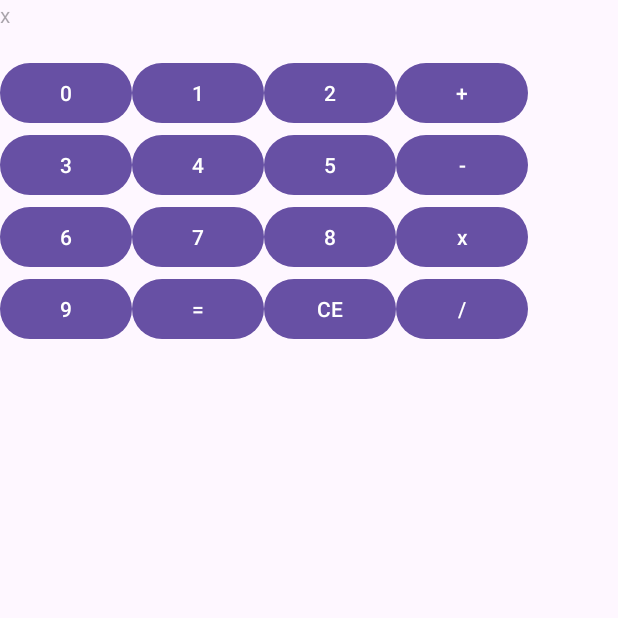
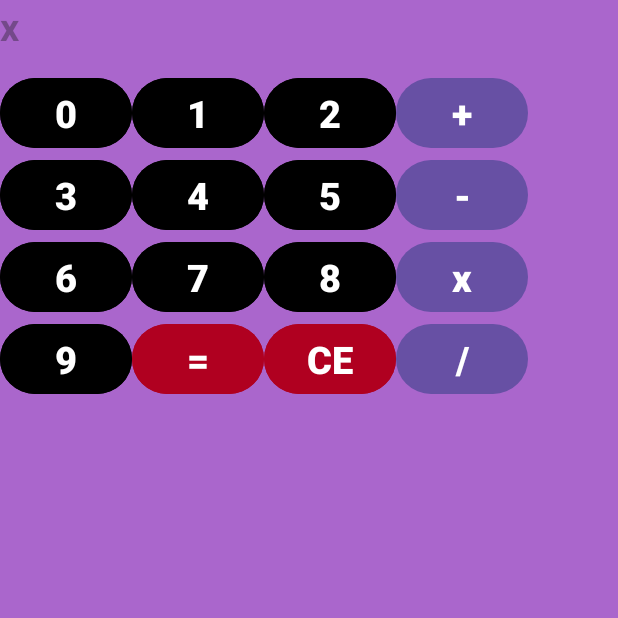
Before and after one commit to Aneli64/Calculadora, an Android app: the screen it shows after launch (MainActivity), after a tap on an icon or button, on a phone screen of 412 x 824 dp, the top half of it. Run offline under Robolectric (Android 15) with nearby library versions, the phone set to English and light mode, and no system bars.

Commit message:
ultimos cambios, falta apenas el Kdoc y poco mas

```diff
--- a/app/src/main/java/com/example/calculadora/Calculo.kt
+++ b/app/src/main/java/com/example/calculadora/Calculo.kt
@@ -1,6 +1,6 @@
 package com.example.calculadora
 
-class Calculo() {
+class Calculo {
     private var resultado = 0.0F
 
     private fun sumar(num1: Float, num2: Float) = num1 + num2
@@ -8,7 +8,7 @@ class Calculo() {
     private fun multiplicar(num1: Float, num2: Float) = num1 * num2
     private fun dividir(num1: Float, num2: Float) = num1 / num2
 
-    fun doOperation(num1: Float, operacion: String, num2: Float): Float {
+    private fun Operation(num1: Float, operacion: String, num2: Float): Float {
         when (operacion) {
             "+" -> resultado = sumar(num1, num2)
             "-" -> resultado = restar(num1, num2)
@@ -17,4 +17,10 @@ class Calculo() {
         }
         return resultado
     }
+
+    //Hacemos la operacion, haciendo uso de split (obtenemos unicamente los numeros), y con la private fun Operation realizamos la operacion
+    fun doOperation(valores: String, tipoOp: String): Float {
+        val op = valores.split("+", "-", "x", "/", "=")
+        return Operation(op[0].toFloat(), tipoOp, op[1].toFloat())
+    }
 }
--- /dev/null
+++ b/app/src/main/java/com/example/calculadora/Error.kt
@@ -0,0 +1,16 @@
+package com.example.calculadora
+class Error {
+    companion object {
+        fun excepFormato(valores: String): Boolean {
+            //utilizamos una Regex para verificar el formato -> numero,operador,numero
+            val operRegul = "\\d+[-+x/]\\d+".toRegex()
+            //comprobamos 1- Si esta vacío || 2- Si cumple con nuestro formato
+            //en el caso de que no se cumplan, nos devuelve un Boolean que utilizaremos para soltar la excepcion
+            when {
+                valores.isEmpty() -> return true
+                !operRegul.containsMatchIn(valores) -> return true
+            }
+            return false
+        }
+    }
+}
--- a/app/src/main/java/com/example/calculadora/MainActivity.kt
+++ b/app/src/main/java/com/example/calculadora/MainActivity.kt
@@ -4,11 +4,21 @@ import androidx.appcompat.app.AppCompatActivity
 import android.os.Bundle
 import android.widget.Button
 import android.widget.TextView
+import android.content.Context
+import android.widget.Toast
 
 class MainActivity : AppCompatActivity() {
     override fun onCreate(savedInstanceState: Bundle?) {
         super.onCreate(savedInstanceState)
         setContentView(R.layout.activity_main)
+
+        //Toast que nos proporciona un mensaje ante error general
+        val contexto: Context = this
+        val mens = "Debe introducir 2 números y una operación " +
+                "para mostrar un resultado."
+        val durac = Toast.LENGTH_LONG
+        val tErrorGeneral = Toast.makeText(contexto, mens, durac)
+
 
         //Numeros
         val boton0 = findViewById<Button>(R.id.boton0)
@@ -40,36 +50,71 @@ class MainActivity : AppCompatActivity() {
         val texto = findViewById<TextView>(R.id.texto)
 
         val calc = Calculo()
-        var cifrasLinea = ""
+        var valores = ""
         var tipoOp = ""
+
+        //variable que cuenta los operandos
+        var numOP = 0
 
         for (i in botones.indices) {
             botones[i].setOnClickListener {
                 when (i) {
                     in 0..9 -> {
-                        cifrasLinea += botones[i].text //podemos hacer funcion
-                        texto.hint = cifrasLinea // de esto en Calculo()
+                        valores += botones[i].text //podemos hacer funcion
+                        texto.hint = valores // de esto en Calculo()
                     }
 
                     in 10..13 -> {
-                        cifrasLinea += botones[i].text //podemos hacer funcion
-                        texto.hint = cifrasLinea // de esto en Calculo()
 
-                        tipoOp = botones[i].text.toString() //guardamos tipo de operacion
+                        if (numOP >= 1) { //realizamos misma operacion de "="(14) en cuanto introducimos un segundo operador
+                            while (Error.excepFormato(valores)) {
+                                tErrorGeneral.show()
+                                valores = ""
+                                return@setOnClickListener //volvemos al listener para seguir usando app
+                            }
+                            val res = calc.doOperation(valores, tipoOp)
+                            texto.hint = res.toString()
+                            valores = res.toString() //igualamos al resultado -> num1 = resultado
+
+                            //lo volvemos a dejar en 1 para continuar desde inicio
+                            numOP = 1
+
+                            valores += botones[i].text //podemos hacer funcion
+                            texto.hint = valores // de esto en Calculo()
+
+                            tipoOp = botones[i].text.toString() //guardamos tipo de operacion
+
+                        } else {
+                            valores += botones[i].text
+                            texto.hint = valores
+
+                            tipoOp = botones[i].text.toString() //guardamos tipo de operacion
+                            numOP++ //incrementamos operando para saber con cuantos estamos tratando
+                        }
                     }
 
                     14 -> {
-                        val op = cifrasLinea.split("+", "-", "x", "/")
-                        val res = calc.doOperation(op[0].toFloat(), tipoOp, op[1].toFloat())
+                        while (Error.excepFormato(valores)) {
+                            tErrorGeneral.show()
+                            valores = ""
+                            return@setOnClickListener //volvemos al listener para seguir usando app
+                        }
+                        val res = calc.doOperation(valores, tipoOp)
                         texto.hint = res.toString()
-                        cifrasLinea = res.toString() //igualamos al resultado -> num1 = resultado
+                        valores = res.toString() //igualamos al resultado -> num1 = resultado
+
+                        //resetamos contador
+                        numOP = 0
 
                     }
 
                     //limpiamos con CE
                     15 -> {
                         texto.hint = ""
-                        cifrasLinea = ""
+                        valores = ""
+
+                        //resetamos contador
+                        numOP = 0
                     }
                 }
             }
--- a/app/src/main/res/layout/activity_main.xml
+++ b/app/src/main/res/layout/activity_main.xml
@@ -5,143 +5,208 @@
     android:layout_width="match_parent"
     android:layout_height="match_parent"
     tools:context=".MainActivity"
-    android:layout_centerHorizontal="true">
+    android:layout_centerHorizontal="true"
+    android:background="@android:color/holo_purple"
+    >
 
     <TextView
         android:id="@+id/texto"
-        android:layout_width="200dp"
-        android:layout_height="38dp"
+        android:layout_width="300dp"
+        android:layout_height="48dp"
         android:hint="Calculo:"
+        android:textSize="25dp"
+        android:textStyle="bold"
+        app:layout_constraintStart_toStartOf="parent"
         app:layout_constraintTop_toTopOf="parent"
-        app:layout_constraintStart_toStartOf="parent"
-        />
+        tools:ignore="HardcodedText,TextContrastCheck" />
 
     <Button
         android:id="@+id/boton0"
         android:layout_width="wrap_content"
         android:layout_height="wrap_content"
         android:text="0"
+        android:textSize="25dp"
+        android:textStyle="bold"
         app:layout_constraintEnd_toEndOf="@android:id/content"
-        app:layout_constraintTop_toBottomOf="@id/texto" />
+        app:layout_constraintTop_toBottomOf="@id/texto"
+        android:backgroundTint="@color/black"
+        tools:ignore="HardcodedText" />
+
 
     <Button
         android:id="@+id/boton1"
         android:layout_width="wrap_content"
         android:layout_height="wrap_content"
         android:text="1"
+        android:textSize="25dp"
+        android:textStyle="bold"
         app:layout_constraintStart_toEndOf="@id/boton0"
-        app:layout_constraintTop_toBottomOf="@id/texto" />
+        app:layout_constraintTop_toBottomOf="@id/texto"
+        android:backgroundTint="@color/black"
+        tools:ignore="HardcodedText" />
 
     <Button
         android:id="@+id/boton2"
         android:layout_width="wrap_content"
         android:layout_height="wrap_content"
         android:text="2"
+        android:textSize="25dp"
+        android:textStyle="bold"
         app:layout_constraintStart_toEndOf="@id/boton1"
-        app:layout_constraintTop_toBottomOf="@id/texto" />
+        app:layout_constraintTop_toBottomOf="@id/texto"
+        android:backgroundTint="@color/black"
+        tools:ignore="HardcodedText" />
 
     <Button
         android:id="@+id/botonMas"
         android:layout_width="wrap_content"
         android:layout_height="wrap_content"
         android:text="+"
+        android:textSize="25dp"
+        android:textStyle="bold"
         app:layout_constraintStart_toEndOf="@id/boton2"
-        app:layout_constraintTop_toBottomOf="@id/texto" />
+        app:layout_constraintTop_toBottomOf="@id/texto"
+        tools:ignore="HardcodedText" />
 
     <Button
         android:id="@+id/boton3"
         android:layout_width="wrap_content"
         android:layout_height="wrap_content"
         android:text="3"
+        android:textSize="25dp"
+        android:textStyle="bold"
         app:layout_constraintStart_toEndOf="@android:id/content"
-        app:layout_constraintTop_toBottomOf="@id/boton0" />
+        app:layout_constraintTop_toBottomOf="@id/boton0"
+        android:backgroundTint="@color/black"
+        tools:ignore="HardcodedText" />
 
     <Button
         android:id="@+id/boton4"
         android:layout_width="wrap_content"
         android:layout_height="wrap_content"
         android:text="4"
+        android:textSize="25dp"
+        android:textStyle="bold"
         app:layout_constraintStart_toEndOf="@id/boton3"
-        app:layout_constraintTop_toBottomOf="@id/boton2" />
+        app:layout_constraintTop_toBottomOf="@id/boton2"
+        android:backgroundTint="@color/black"
+        tools:ignore="HardcodedText" />
 
     <Button
         android:id="@+id/boton5"
         android:layout_width="wrap_content"
         android:layout_height="wrap_content"
         android:text="5"
+        android:textSize="25dp"
+        android:textStyle="bold"
         app:layout_constraintStart_toEndOf="@id/boton4"
-        app:layout_constraintTop_toBottomOf="@id/boton2"/>
+        app:layout_constraintTop_toBottomOf="@id/boton2"
+        android:backgroundTint="@color/black"
+        tools:ignore="HardcodedText" />
 
     <Button
         android:id="@+id/botonMenos"
         android:layout_width="wrap_content"
         android:layout_height="wrap_content"
         android:text="-"
+        android:textSize="25dp"
+        android:textStyle="bold"
         app:layout_constraintStart_toEndOf="@id/boton5"
-        app:layout_constraintTop_toBottomOf="@id/botonMas" />
+        app:layout_constraintTop_toBottomOf="@id/botonMas"
+        tools:ignore="HardcodedText" />
 
     <Button
         android:id="@+id/boton6"
         android:layout_width="wrap_content"
         android:layout_height="wrap_content"
         android:text="6"
+        android:textSize="25dp"
+        android:textStyle="bold"
         app:layout_constraintStart_toEndOf="@android:id/content"
-        app:layout_constraintTop_toBottomOf="@id/boton3" />
+        app:layout_constraintTop_toBottomOf="@id/boton3"
+        android:backgroundTint="@color/black"
+        tools:ignore="HardcodedText" />
 
     <Button
         android:id="@+id/boton7"
         android:layout_width="wrap_content"
         android:layout_height="wrap_content"
         android:text="7"
+        android:textSize="25dp"
+        android:textStyle="bold"
         app:layout_constraintStart_toEndOf="@id/boton6"
-        app:layout_constraintTop_toBottomOf="@id/boton4" />
+        app:layout_constraintTop_toBottomOf="@id/boton4"
+        android:backgroundTint="@color/black"
+        tools:ignore="HardcodedText" />
 
     <Button
         android:id="@+id/boton8"
         android:layout_width="wrap_content"
         android:layout_height="wrap_content"
         android:text="8"
+        android:textSize="25dp"
+        android:textStyle="bold"
         app:layout_constraintStart_toEndOf="@id/boton7"
-        app:layout_constraintTop_toBottomOf="@id/boton5"/>
+        app:layout_constraintTop_toBottomOf="@id/boton5"
+        android:backgroundTint="@color/black"
+        tools:ignore="HardcodedText" />
 
     <Button
         android:id="@+id/botonPor"
         android:layout_width="wrap_content"
         android:layout_height="wrap_content"
         android:text="x"
+        android:textSize="25dp"
+        android:textStyle="bold"
         app:layout_constraintStart_toEndOf="@id/boton8"
-        app:layout_constraintTop_toBottomOf="@id/botonMenos" />
+        app:layout_constraintTop_toBottomOf="@id/botonMenos"
+        tools:ignore="HardcodedText" />
 
     <Button
         android:id="@+id/boton9"
         android:layout_width="wrap_content"
         android:layout_height="wrap_content"
         android:text="9"
+        android:textSize="25dp"
+        android:textStyle="bold"
         app:layout_constraintStart_toEndOf="@android:id/content"
-        app:layout_constraintTop_toBottomOf="@id/boton6" />
+        app:layout_constraintTop_toBottomOf="@id/boton6"
+        android:backgroundTint="@color/black"
+        tools:ignore="HardcodedText" />
 
     <Button
         android:id="@+id/botonEquals"
         android:layout_width="wrap_content"
         android:layout_height="wrap_content"
         android:text="="
+        android:textSize="25dp"
+        android:textStyle="bold"
         app:layout_constraintStart_toEndOf="@id/boton9"
-        app:layout_constraintTop_toBottomOf="@id/boton7" />
+        app:layout_constraintTop_toBottomOf="@id/boton7"
+        android:backgroundTint="@color/design_default_color_error"
+        tools:ignore="HardcodedText" />
 
     <Button
         android:id="@+id/botonCE"
         android:layout_width="wrap_content"
         android:layout_height="wrap_content"
         android:text="CE"
+        android:textSize="25dp"
+        android:textStyle="bold"
         app:layout_constraintStart_toEndOf="@id/botonEquals"
-        app:layout_constraintTop_toBottomOf="@id/boton8"/>
+        app:layout_constraintTop_toBottomOf="@id/boton8"
+        android:backgroundTint="@color/design_default_color_error"
+        tools:ignore="HardcodedText" />
 
     <Button
         android:id="@+id/botonEntre"
         android:layout_width="wrap_content"
         android:layout_height="wrap_content"
         android:text="/"
+        android:textSize="25dp"
+        android:textStyle="bold"
         app:layout_constraintStart_toEndOf="@id/boton8"
-        app:layout_constraintTop_toBottomOf="@id/botonPor" />
+        app:layout_constraintTop_toBottomOf="@id/botonPor"
+        tools:ignore="HardcodedText" />
 
 </androidx.constraintlayout.widget.ConstraintLayout>
```
